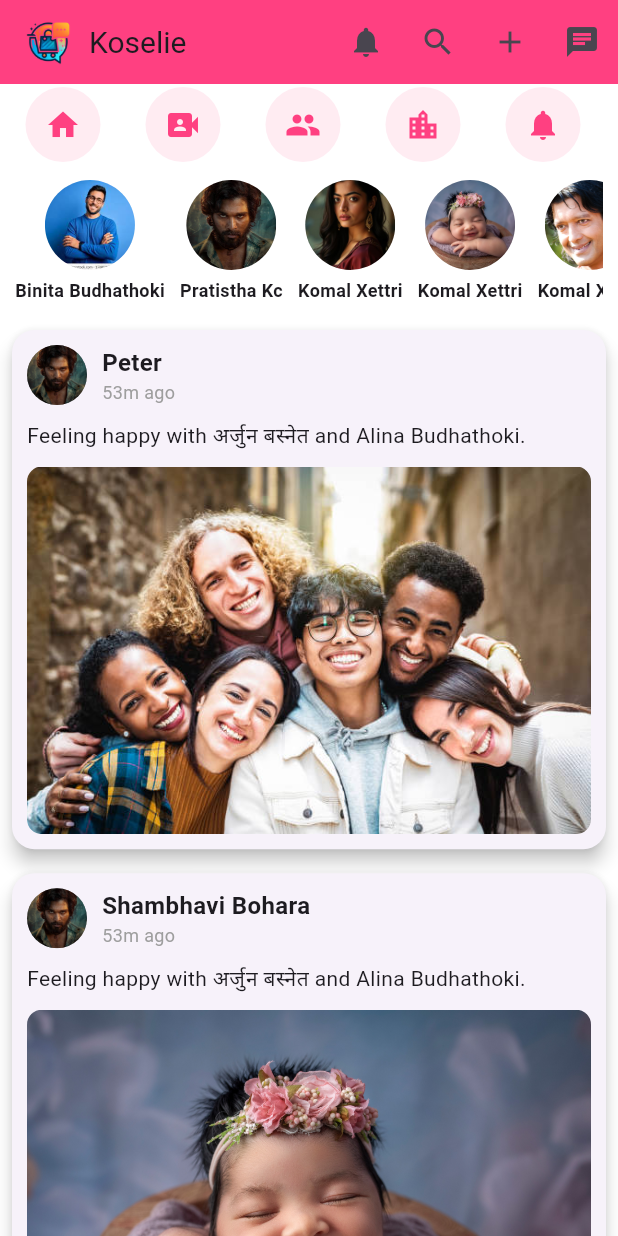
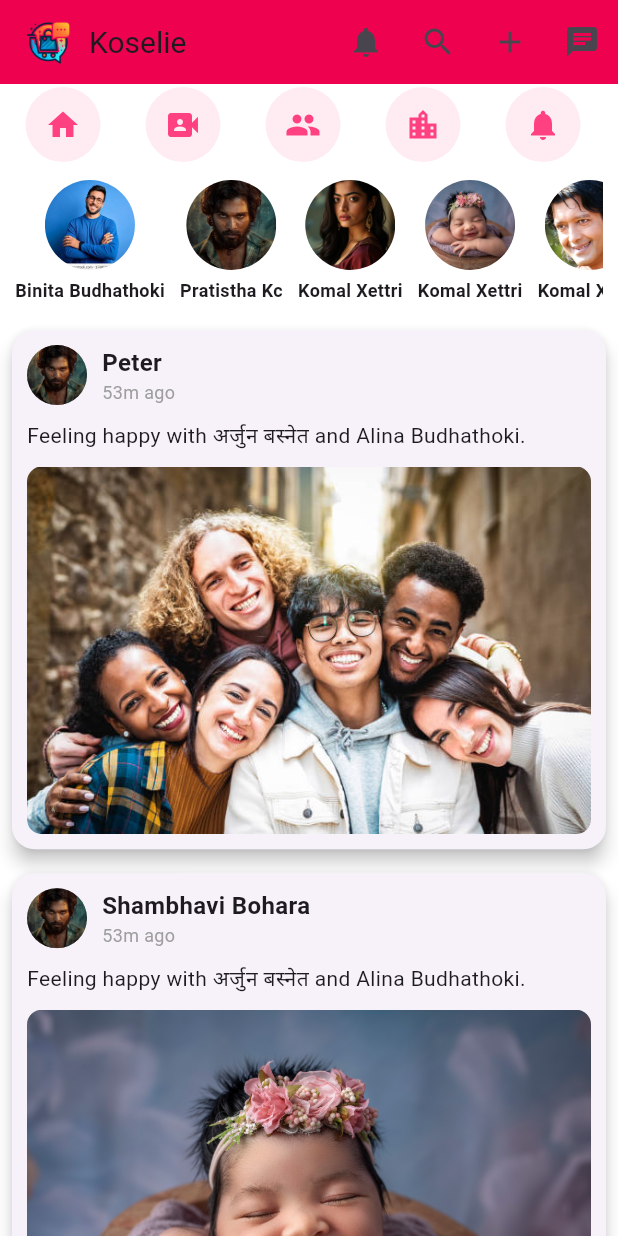
Before and after one commit to Karanbohara01/koselie_flutter_app, a Flutter app: the Homepage screen opened directly, on a phone screen of 412 x 824 dp. Run offline on Flutter 3.47's test engine with Material 3 defaults, Android fonts, the phone set to English and light mode, and no system bars.

```diff
--- a/lib/view/homepage_view.dart
+++ b/lib/view/homepage_view.dart
@@ -7,7 +7,7 @@ class Homepage extends StatelessWidget {
   Widget build(BuildContext context) {
     return Scaffold(
       appBar: AppBar(
-        backgroundColor: Colors.pinkAccent,
+        backgroundColor: const Color.fromARGB(255, 238, 2, 80),
         title: Row(
           children: [
             Image.asset('assets/logo/logo.png', height: 30),
```
